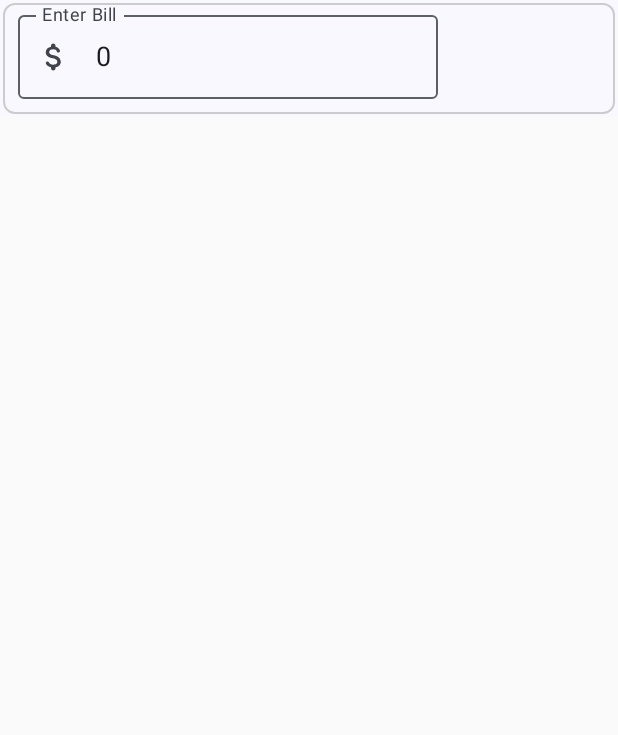
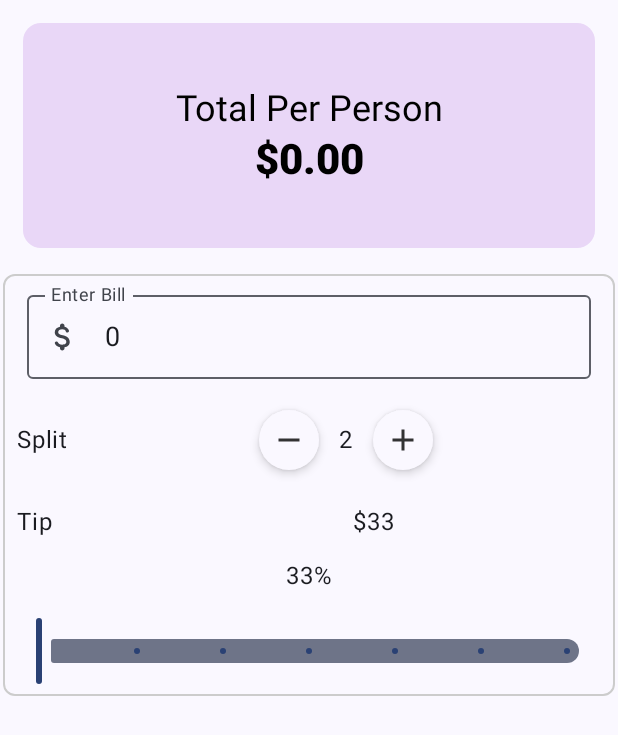
Before and after one commit to siamsaleh/JetpackCounter, an Android app built with Jetpack Compose: the screen it shows after launch (MainActivity), on a phone screen of 412 x 824 dp. Shown: the top 735 px of the screen. Run offline under Robolectric (Android 15) with nearby library versions, the phone set to English and light mode, and no system bars.

Commit message:
Rounded Icon button added

```diff
--- a/app/src/main/java/com/schooling/jetpackudemy/MainActivity.kt
+++ b/app/src/main/java/com/schooling/jetpackudemy/MainActivity.kt
@@ -6,18 +6,28 @@ import androidx.activity.ComponentActivity
 import androidx.activity.compose.setContent
 import androidx.compose.foundation.BorderStroke
 import androidx.compose.foundation.layout.Arrangement
+import androidx.compose.foundation.layout.Box
 import androidx.compose.foundation.layout.Column
+import androidx.compose.foundation.layout.Row
+import androidx.compose.foundation.layout.Spacer
+import androidx.compose.foundation.layout.fillMaxSize
 import androidx.compose.foundation.layout.fillMaxWidth
 import androidx.compose.foundation.layout.height
 import androidx.compose.foundation.layout.padding
+import androidx.compose.foundation.layout.width
 import androidx.compose.foundation.shape.CircleShape
 import androidx.compose.foundation.shape.CornerSize
 import androidx.compose.foundation.shape.RoundedCornerShape
 import androidx.compose.foundation.text.KeyboardActions
+import androidx.compose.material.icons.Icons
+import androidx.compose.material.icons.filled.Add
+import androidx.compose.material.icons.filled.Remove
 import androidx.compose.material3.MaterialTheme
+import androidx.compose.material3.Slider
 import androidx.compose.material3.Surface
 import androidx.compose.material3.Text
 import androidx.compose.runtime.Composable
+import androidx.compose.runtime.mutableFloatStateOf
 import androidx.compose.runtime.mutableStateOf
 import androidx.compose.runtime.remember
 import androidx.compose.ui.Alignment
@@ -31,6 +41,7 @@ import androidx.compose.ui.unit.dp
 import androidx.compose.ui.unit.sp
 import com.schooling.jetpackudemy.components.InputField
 import com.schooling.jetpackudemy.ui.theme.JetpackUdemyTheme
+import com.schooling.jetpackudemy.widgets.RoundedIconButton
 
 class MainActivity : ComponentActivity() {
     override fun onCreate(savedInstanceState: Bundle?) {
@@ -57,6 +68,7 @@ fun TopHeader(totalPerPerson: Double = 0.0) {
     Surface(
         modifier = Modifier
             .fillMaxWidth()
+            .padding(15.dp)
             .height(150.dp)
             .clip(shape = CircleShape.copy(all = CornerSize(12.dp))),
         color = Color(0xFFE9D7F7)
@@ -70,12 +82,14 @@ fun TopHeader(totalPerPerson: Double = 0.0) {
             val total = "%.2f".format(totalPerPerson)
             Text(
                 text = "Total Per Person",
-                style = MaterialTheme.typography.headlineSmall
+                style = MaterialTheme.typography.headlineSmall,
+                color = Color.Black
             )
             Text(
                 text = "$$total",
                 style = MaterialTheme.typography.headlineMedium,
-                fontWeight = FontWeight.ExtraBold
+                fontWeight = FontWeight.ExtraBold,
+                color = Color.Black
             )
         }
     }
@@ -84,7 +98,7 @@ fun TopHeader(totalPerPerson: Double = 0.0) {
 @Preview
 @Composable
 fun MainContent() {
-    BillForm(){billAmt ->
+    BillForm() { billAmt ->
         Log.d("AMT", "MAin Content: $billAmt")
     }
 }
@@ -92,18 +106,26 @@ fun MainContent() {
 @Composable
 fun BillForm(
     modifier: Modifier = Modifier,
-    onValChange: (String) -> Unit = {}
+    onValChange: (String) -> Unit = {} // This is a listener
 ) {
     val totalBillState = remember {
         mutableStateOf("0")
     }
 
+    // This variable will validate the value
     val validState = remember(totalBillState.value) {
         // Here we trim totalBillState.value and check it is empty or not
         totalBillState.value.trim().isNotEmpty()
     }
 
     val keyboardController = LocalSoftwareKeyboardController.current
+
+    val sliderPositionState = remember {
+        mutableFloatStateOf(0f)
+    }
+
+    Column (modifier = Modifier.fillMaxSize()){
+        TopHeader()
 
         Surface(
             modifier = Modifier
@@ -112,7 +134,11 @@ fun BillForm(
             shape = RoundedCornerShape(corner = CornerSize(8.dp)),
             border = BorderStroke(width = 1.dp, color = Color.LightGray)
         ) {
-        Column {
+            Column(
+                modifier = Modifier.padding(6.dp),
+                verticalArrangement = Arrangement.Top,
+                horizontalAlignment = Alignment.Start
+            ) {
                 InputField(
                     valueState = totalBillState,
                     labelId = "Enter Bill",
@@ -126,6 +152,80 @@ fun BillForm(
                         keyboardController?.hide()
                     }
                 )
+
+//            if (validState) {
+                Row(
+                    modifier = Modifier.padding(3.dp),
+                    horizontalArrangement = Arrangement.Start
+                ) {
+                    Text(
+                        text = "Split",
+                        modifier = Modifier.align(
+                            alignment = Alignment.CenterVertically
+                        )
+                    )
+                    Spacer(modifier = Modifier.width(120.dp))
+                    Row(
+                        modifier = Modifier.padding(3.dp),
+                        horizontalArrangement = Arrangement.End
+                    ) {
+                        RoundedIconButton(
+                            imageVector = Icons.Default.Remove,
+                            onClick = { Log.d("TAG", "BillForm: Remove") }
+                        )
+                        Text(
+                            text = "2",
+                            modifier = Modifier
+                                .align(Alignment.CenterVertically)
+                                .padding(start = 9.dp, end = 9.dp)
+                        )
+                        RoundedIconButton(
+                            imageVector = Icons.Default.Add,
+                            onClick = { Log.d("TAG", "BillForm: Add") }
+                        )
+                    }
+                }
+
+                // Tip Row
+                Row(
+                    modifier = Modifier
+                        .padding(horizontal = 3.dp, vertical = 12.dp)
+                ) {
+                    Text(
+                        text = "Tip",
+                        modifier = Modifier.align(alignment = Alignment.CenterVertically)
+                    )
+                    Spacer(modifier = Modifier.width(200.dp))
+                    Text(
+                        text = "$33",
+                        modifier = Modifier.align(alignment = Alignment.CenterVertically)
+                    )
+                }
+
+                Column(
+                    modifier = Modifier.fillMaxWidth(),
+                    verticalArrangement = Arrangement.Center,
+                    horizontalAlignment = Alignment.CenterHorizontally
+                ) {
+                    Text(text = "33%")
+                    Spacer(modifier = Modifier.height(14.dp))
+
+                    // Slider
+                    Slider(value = sliderPositionState.floatValue,
+                        onValueChange = {newVal ->
+                            sliderPositionState.floatValue = newVal
+                            Log.d("TAG", "BillForm: $newVal")
+                        },
+                        modifier = Modifier.padding(start = 16.dp, end = 16.dp),
+                        steps = 5,
+                        onValueChangeFinished = {} // when stop sliding
+                    )
+                }
+
+//            } else {
+//                Box() {}
+//            }
+            }
         }
     }
 }
@@ -135,6 +235,6 @@ fun BillForm(
 @Composable
 fun Preview() {
     MyApp {
-        TopHeader()
+        BillForm()
     }
 }
--- a/app/src/main/java/com/schooling/jetpackudemy/components/components.kt
+++ b/app/src/main/java/com/schooling/jetpackudemy/components/components.kt
@@ -1,5 +1,7 @@
 package com.schooling.jetpackudemy.components
 
+import androidx.compose.foundation.layout.fillMaxSize
+import androidx.compose.foundation.layout.fillMaxWidth
 import androidx.compose.foundation.layout.padding
 import androidx.compose.foundation.text.KeyboardActions
 import androidx.compose.foundation.text.KeyboardOptions
@@ -46,7 +48,9 @@ fun InputField(
             fontSize = 18.sp,
             color = MaterialTheme.colorScheme.onBackground
         ),
-        modifier = modifier.padding(bottom = 10.dp, start = 10.dp, end = 10.dp),
+        modifier = modifier
+            .padding(bottom = 10.dp, start = 10.dp, end = 10.dp)
+            .fillMaxWidth(),
         enabled = enabled,
         keyboardOptions = KeyboardOptions(keyboardType = keyboardType, imeAction = imeAction),
         keyboardActions = onAction
--- /dev/null
+++ b/app/src/main/java/com/schooling/jetpackudemy/widgets/RoundedIconButton.kt
@@ -0,0 +1,51 @@
+package com.schooling.jetpackudemy.widgets
+
+import androidx.compose.foundation.clickable
+import androidx.compose.foundation.layout.Box
+import androidx.compose.foundation.layout.fillMaxSize
+import androidx.compose.foundation.layout.padding
+import androidx.compose.foundation.layout.size
+import androidx.compose.foundation.shape.CircleShape
+import androidx.compose.material3.Card
+import androidx.compose.material3.CardDefaults
+import androidx.compose.material3.CardElevation
+import androidx.compose.material3.Icon
+import androidx.compose.material3.MaterialTheme
+import androidx.compose.runtime.Composable
+import androidx.compose.ui.Alignment
+import androidx.compose.ui.Modifier
+import androidx.compose.ui.graphics.Color
+import androidx.compose.ui.graphics.vector.ImageVector
+import androidx.compose.ui.tooling.preview.Preview
+import androidx.compose.ui.unit.dp
+
+val IconButtonSizeModifier = Modifier.size(40.dp)
+
+@Composable
+fun RoundedIconButton(
+    modifier: Modifier = Modifier,
+    imageVector: ImageVector,
+    onClick: () -> Unit,
+    tint: Color = Color.Black.copy(alpha = 0.8f),
+    backgroundColor: Color = MaterialTheme.colorScheme.background,
+    elevation: CardElevation = CardDefaults.cardElevation(4.dp)
+) {
+    Card(modifier = modifier
+        .padding(all = 4.dp)
+        .clickable { onClick.invoke() }
+        .then(IconButtonSizeModifier),
+        shape = CircleShape,
+        colors = CardDefaults.cardColors(backgroundColor),
+        elevation = elevation
+    ) {
+        Box (modifier = Modifier.fillMaxSize(),
+            contentAlignment = Alignment.Center
+            ){
+            Icon(
+                imageVector = imageVector,
+                contentDescription = "Plus or Minus",
+                tint = tint
+            )
+        }
+    }
+}
```
Lines whose indentation alone changed are shown as unchanged.
